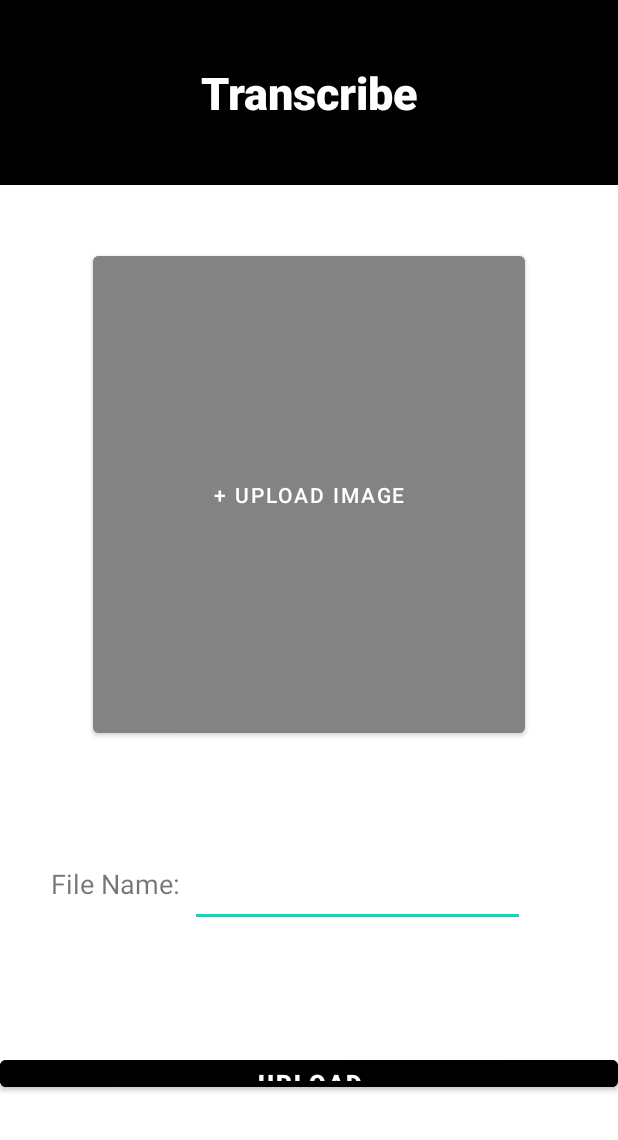
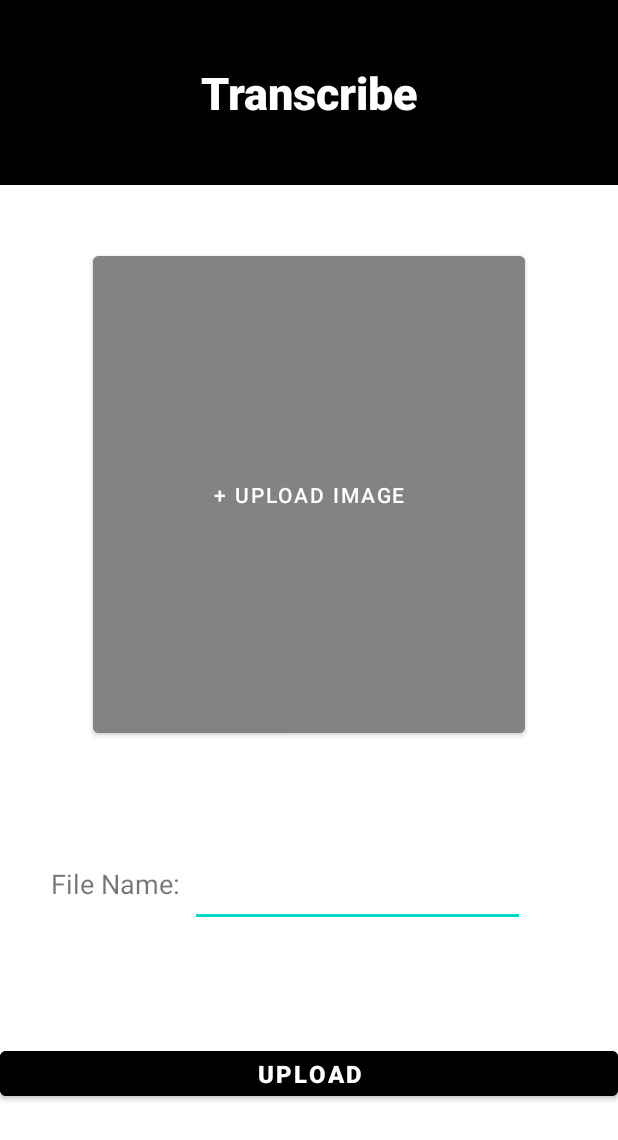
Before and after one commit to euph00/Orbital-team-5243, an Android app: the screen it shows after launch once a user with an empty profile is signed in (TranscribeActivity), after a tap on "TRANSCRIBE NEW IMAGE", on a phone screen of 412 x 824 dp. Shown: the top 1140 px of the screen. Run offline under Robolectric (Android 15) with nearby library versions, the phone set to English and light mode, and no system bars; our stand-ins replace CircleImageView, Firebase (no records; nobody signed in at launch, a user with empty details on screens opened directly), Picasso; pictures from the network do not load.

Commit message:
removed gap between button and bottom of screen

```diff
--- a/Application files/app/src/main/res/layout/activity_document_menu.xml
+++ b/Application files/app/src/main/res/layout/activity_document_menu.xml
@@ -91,7 +91,7 @@
             app:layout_constraintTop_toTopOf="parent"
             app:layout_constraintVertical_bias="0.0" />
 
-        <Button
+        <com.google.android.material.button.MaterialButton
             android:id="@+id/btnNewDoc"
             android:layout_width="0dp"
             android:layout_height="0dp"
@@ -99,6 +99,8 @@
             android:fontFamily="sans-serif-black"
             android:text="Transcribe new image"
             android:textSize="16sp"
+            android:insetTop="0dp"
+            android:insetBottom="0dp"
             app:layout_constraintBottom_toTopOf="@+id/guideline12"
             app:layout_constraintEnd_toEndOf="parent"
             app:layout_constraintStart_toStartOf="parent"
--- a/Application files/app/src/main/res/layout/activity_profile_page.xml
+++ b/Application files/app/src/main/res/layout/activity_profile_page.xml
@@ -178,7 +178,7 @@
             app:layout_constraintTop_toTopOf="@+id/guideline25"
             app:layout_constraintVertical_bias="0.0" />
 
-        <Button
+        <com.google.android.material.button.MaterialButton
             android:id="@+id/buttonApplyChanges"
             android:layout_width="0dp"
             android:layout_height="0dp"
@@ -186,6 +186,8 @@
             android:fontFamily="sans-serif-black"
             android:text="Save Changes"
             android:textSize="16sp"
+            android:insetTop="0dp"
+            android:insetBottom="0dp"
             app:layout_constraintBottom_toTopOf="@+id/guideline21"
             app:layout_constraintEnd_toEndOf="parent"
             app:layout_constraintStart_toStartOf="parent"
--- a/Application files/app/src/main/res/layout/activity_transcribe.xml
+++ b/Application files/app/src/main/res/layout/activity_transcribe.xml
@@ -59,7 +59,7 @@
             app:layout_constraintGuide_begin="731dp" />
 
 
-        <Button
+        <com.google.android.material.button.MaterialButton
             android:id="@+id/btnUpload"
             android:layout_width="0dp"
             android:layout_height="0dp"
@@ -67,6 +67,8 @@
             android:fontFamily="sans-serif-black"
             android:text="Upload"
             android:textSize="16sp"
+            android:insetTop="0dp"
+            android:insetBottom="0dp"
             app:layout_constraintBottom_toTopOf="@+id/guideline42"
             app:layout_constraintEnd_toEndOf="parent"
             app:layout_constraintStart_toStartOf="parent"
```
Also changed, not shown: Application files/app/src/main/res/layout/activity_document_view.xml (line endings or trailing spaces).
